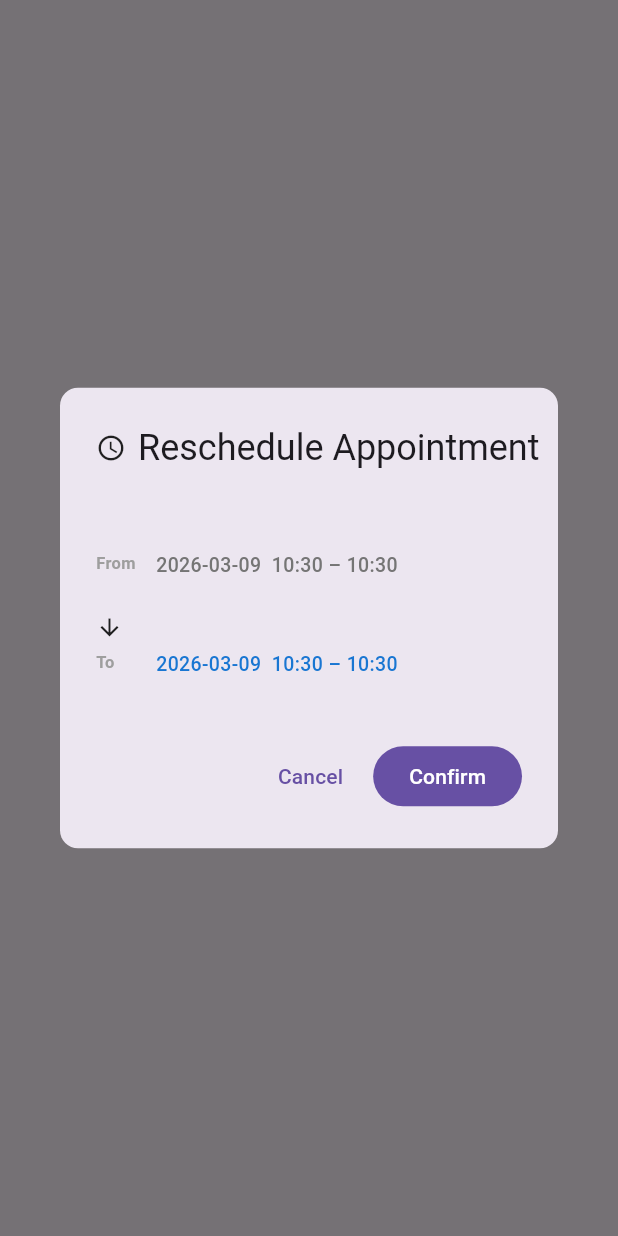
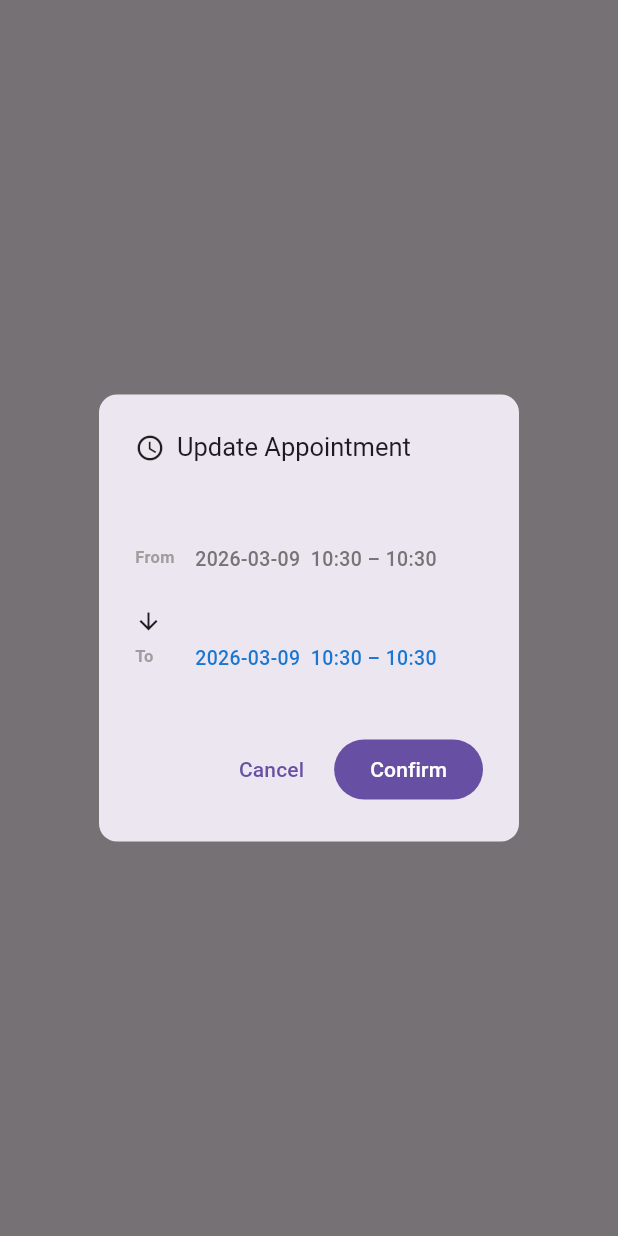
Before and after one commit to loicgeek/timely_x_flutter, a Flutter app: what showDefaultRescheduleDialog() shows on an empty page, opened directly with empty values, on a phone screen of 412 x 824 dp. Run offline on Flutter 3.47's test engine with Material 3 defaults, Android fonts, the phone set to English and light mode, and no system bars; our stand-ins replace plugin_platform_interface, web; missing offline and left inert: performance.

Commit message:
Fixed reschedule iwith time

```diff
--- a/lib/src/reschedule/reschedule_handler.dart
+++ b/lib/src/reschedule/reschedule_handler.dart
@@ -290,7 +290,12 @@ Future<bool> showDefaultRescheduleDialog(
               children: [
                 const Icon(Icons.schedule, size: 20),
                 const SizedBox(width: 8),
-                const Text('Reschedule Appointment'),
+                Flexible(
+                  child: const Text(
+                    'Update Appointment',
+                    style: TextStyle(fontSize: 17),
+                  ),
+                ),
               ],
             ),
             content: Column(
```
